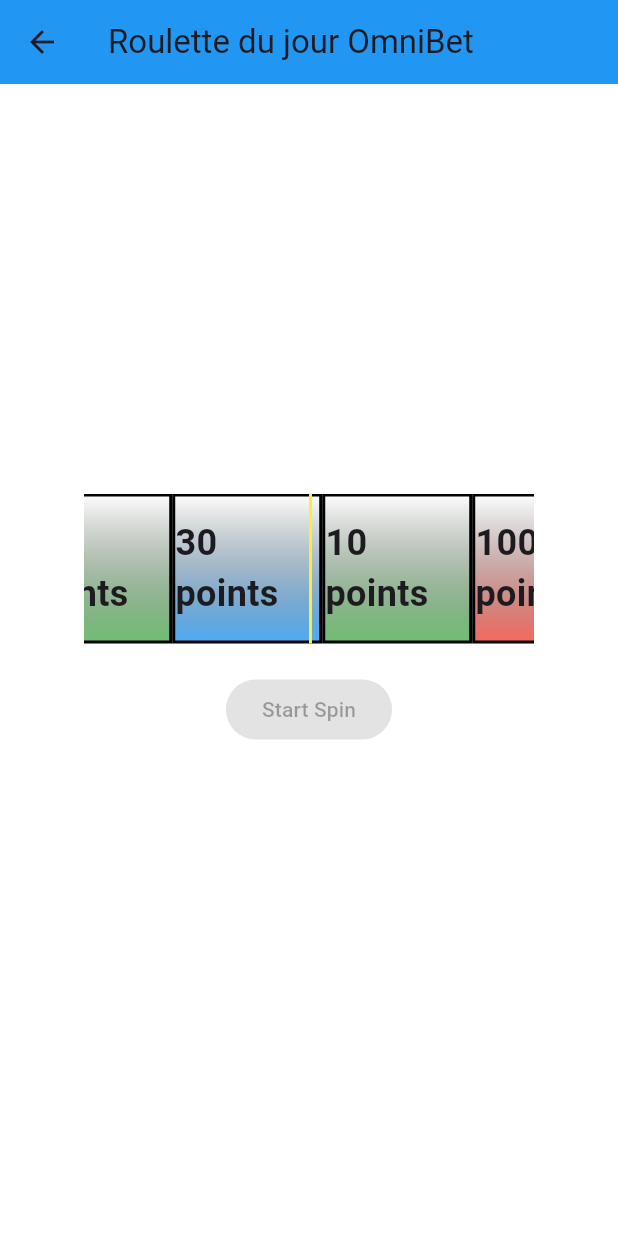
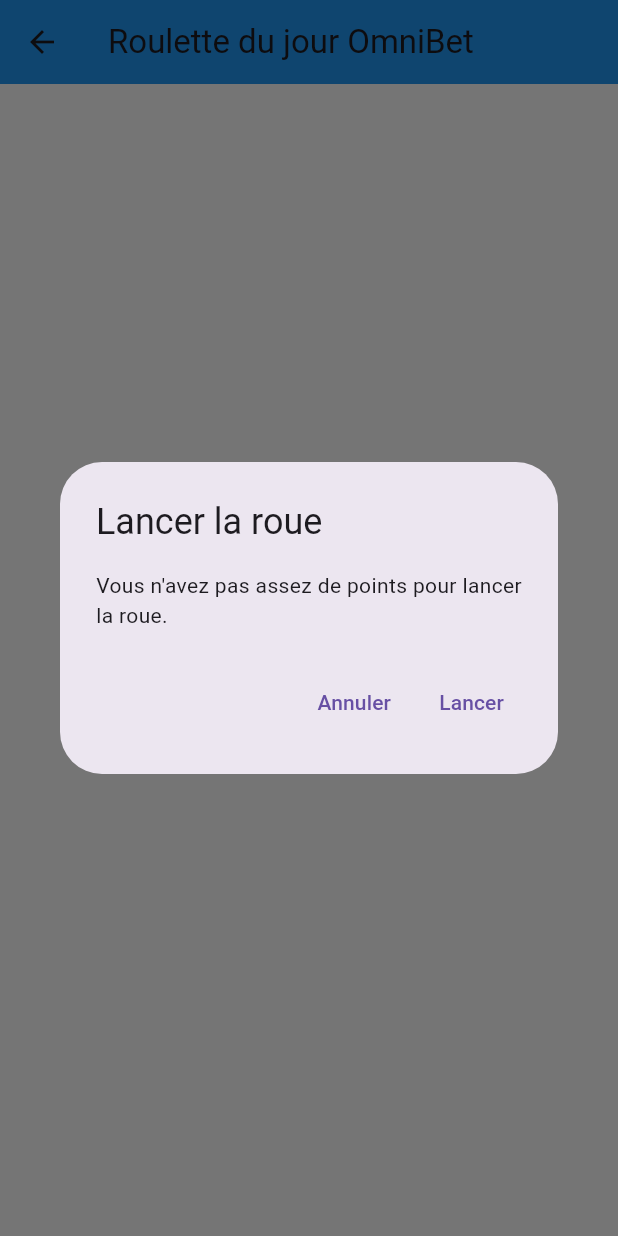
Before and after one commit to PhilippeMaillot/AP4_forReal, a Flutter app: the RoulettePage screen opened by its route, after a tap on "Start Spin", on a phone screen of 412 x 824 dp. Run offline on Flutter 3.47's test engine with Material 3 defaults, Android fonts, the phone set to English and light mode, and no system bars; our stand-ins replace audioplayers, flutter_swiper_null_safety, rxdart, shared_preferences; accounts and stored records are empty.

Commit message:
Systeme journalier + paiement roulette

```diff
--- a/omnibet/lib/roulette_page.dart
+++ b/omnibet/lib/roulette_page.dart
@@ -47,13 +47,8 @@
   double _velocity = 0.0;
   final int _spinDuration = 7000; // Durée totale de la roulette en millisecondes (7 secondes)
   String apiUrl = 'http://localhost:8080/mobileuser/updateBalance'; // Remplacer par votre URL API
- String userInfoUrl = 'http://localhost:8080/mobileuser/getUserInfo';
-  // Méthode pour récupérer les infos utilisateur à partir du jeton JWT
-  Future<int> _getUserId(String token) async {
-    final jwtPayload = json.decode(
-        ascii.decode(base64.decode(base64.normalize(token.split(".")[1]))));
-    return jwtPayload['id'];
-  }
+  String userInfoUrl = 'http://localhost:8080/mobileuser/getUserInfo/:id_user';
+
   RouletteProvider() {
     items.shuffle(); // Mélanger les éléments pour une disposition aléatoire
   }
@@ -69,7 +64,7 @@
     notifyListeners();
 
     // Jouer le son
- final _audioPlayer = AudioPlayer();
+    final _audioPlayer = AudioPlayer();
     await _audioPlayer.play(AssetSource('roulette.mp3'));
 
     // Timer pour gérer la décélération
@@ -109,7 +104,68 @@
     notifyListeners();
   }
 
-  Future<void> _updateUserBalance(String reward) async {
+Future<int> _updateUserBalance(String reward) async {
+  SharedPreferences prefs = await SharedPreferences.getInstance();
+  int userId = prefs.getInt('user_id') ?? 0; // Obtenez l'ID de l'utilisateur à partir des préférences partagées
+  if (userId == 0) {
+    print('User ID not found in shared preferences.');
+    return 0;
+  }
+
+  int points = int.parse(reward.split(' ')[0]);
+  final response = await http.post(
+    Uri.parse(apiUrl),
+    headers: <String, String>{
+      'Content-Type': 'application/json; charset=UTF-8',
+    },
+    body: jsonEncode(<String, dynamic>{
+      'id_user': userId,
+      'amount_to_add': points,
+    }),
+  );
+
+  print('Request body: ${jsonEncode(<String, dynamic>{ 'id_user': userId, 'amount_to_add': points })}');
+  print('Response status: ${response.statusCode}');
+  print('Response body: ${response.body}');
+
+  if (response.statusCode == 200) {
+    // Extraire le nouveau solde de la réponse
+    final updatedBalance = jsonDecode(response.body)['new_balance'];
+    return updatedBalance is int ? updatedBalance : int.tryParse(updatedBalance.toString()) ?? 0;
+  } else {
+    throw Exception('Failed to update user balance.');
+  }
+}
+
+Future<int> _getUserPoints() async {
+  SharedPreferences prefs = await SharedPreferences.getInstance();
+  int userId = prefs.getInt('user_id') ?? 0; // Obtenez l'ID de l'utilisateur à partir des préférences partagées
+  if (userId == 0) {
+    print('User ID not found in shared preferences.');
+    return 0;
+  }
+
+  final response = await http.get(
+    Uri.parse('http://localhost:8080/mobileuser/getUserInfo/$userId'),
+    headers: {
+      'Content-Type': 'application/json; charset=UTF-8',
+    },
+  );
+
+  if (response.statusCode == 200) {
+    final userInfo = jsonDecode(response.body);
+    dynamic pointsData = userInfo[0]['balance']; // Obtenir le solde de l'utilisateur
+    int points = pointsData is int ? pointsData : int.tryParse(pointsData.toString()) ?? 0; // Convertir en entier
+    return points;
+  } else {
+    print('Failed to load user points. Status code: ${response.statusCode}');
+    print('Response body: ${response.body}');
+    throw Exception('Failed to load user points.');
+  }
+}
+
+
+  Future<void> deductPoints(int points) async {
     SharedPreferences prefs = await SharedPreferences.getInstance();
     int userId = prefs.getInt('user_id') ?? 0; // Obtenez l'ID de l'utilisateur à partir des préférences partagées
     if (userId == 0) {
@@ -117,7 +173,6 @@
       return;
     }
 
-    int points = int.parse(reward.split(' ')[0]);
     final response = await http.post(
       Uri.parse(apiUrl),
       headers: <String, String>{
@@ -125,20 +180,59 @@
       },
       body: jsonEncode(<String, dynamic>{
         'id_user': userId,
-        'amount_to_add': points,
+        'amount_to_add': -points, // Deduct points
       }),
     );
 
-    print('Request body: ${jsonEncode(<String, dynamic>{ 'id_user': userId, 'amount_to_add': points })}');
+    print('Request body: ${jsonEncode(<String, dynamic>{ 'id_user': userId, 'amount_to_add': -points })}');
     print('Response status: ${response.statusCode}');
     print('Response body: ${response.body}');
 
     if (response.statusCode == 200) {
-      print('User balance updated successfully.');
+      print('User points deducted successfully.');
     } else {
-      throw Exception('Failed to update user balance.');
+      throw Exception('Failed to deduct user points.');
     }
   }
+
+  Future<bool> hasUsedFreeSpin() async {
+    SharedPreferences prefs = await SharedPreferences.getInstance();
+    return prefs.getBool('has_used_free_spin') ?? false;
+  }
+
+  Future<void> markFreeSpinUsed() async {SharedPreferences prefs = await SharedPreferences.getInstance();
+    await prefs.setBool('has_used_free_spin', true);
+  }
+
+  Future<void> payRoulette(int points) async {
+  SharedPreferences prefs = await SharedPreferences.getInstance();
+  int userId = prefs.getInt('user_id') ?? 0; // Obtenez l'ID de l'utilisateur à partir des préférences partagées
+  if (userId == 0) {
+    print('User ID not found in shared preferences.');
+    return;
+  }
+
+  final response = await http.post(
+    Uri.parse(apiUrl),
+    headers: <String, String>{
+      'Content-Type': 'application/json; charset=UTF-8',
+    },
+    body: jsonEncode(<String, dynamic>{
+      'id_user': userId,
+      'amount_to_add': -points, // Deduct points
+    }),
+  );
+
+  print('Request body: ${jsonEncode(<String, dynamic>{ 'id_user': userId, 'amount_to_add': -points })}');
+  print('Response status: ${response.statusCode}');
+  print('Response body: ${response.body}');
+
+  if (response.statusCode == 200) {
+    print('User points deducted successfully.');
+  } else {
+    throw Exception('Failed to deduct user points.');
+  }
+}
 
   @override
   void dispose() {
@@ -204,12 +298,13 @@
                 child: Center(
                   child: Text(
                     provider.items[itemIndex],
-                    style: TextStyle(fontSize:                    24,
-                    fontWeight: FontWeight.bold,
+                    style: TextStyle(
+                      fontSize: 24,
+                      fontWeight: FontWeight.bold,
+                    ),
                   ),
                 ),
-              ));
-
+              );
             },
             itemCount: provider.items.length * 100,
           ),
@@ -234,7 +329,55 @@
     final provider = Provider.of<RouletteProvider>(context);
 
     return ElevatedButton(
-      onPressed: provider.isSpinning ? null : () => provider.startSpin(),
+      onPressed: provider.isSpinning
+          ? null
+          : () => showDialog(
+                context: context,
+                builder: (BuildContext context) => AlertDialog(
+                  title: Text('Lancer la roue'),
+                  content: FutureBuilder<int>(
+                    future: provider._getUserPoints(),
+                    builder: (BuildContext context, AsyncSnapshot<int> snapshot) {
+                      if (snapshot.connectionState == ConnectionState.waiting) {
+                        return CircularProgressIndicator();
+                      } else if (snapshot.hasError) {
+                        return Text('Erreur : ${snapshot.error}');
+                      } else {
+                        int userPoints = snapshot.data ?? 0;
+                        if (userPoints >= 100) {
+                          return Text('Vous avez ${userPoints} points. Voulez-vous lancer la roue pour 100 points ?');
+                        } else {
+                          return Text('Vous n\'avez pas assez de points pour lancer la roue.');
+                        }
+                      }
+                    },
+                  ),
+                  actions: <Widget>[
+                    TextButton(
+                      child: Text('Annuler'),
+                      onPressed: () {
+                        Navigator.of(context).pop();
+                      },
+                    ),
+                    TextButton(
+                      child: Text('Lancer'),
+                      onPressed: () async {
+                        Navigator.of(context).pop();
+                        int userPoints = await provider._getUserPoints();
+                        if (userPoints >= 100) {
+                          await provider.payRoulette(100); // Pay 100 points
+                          provider.startSpin();
+                        } else {
+                          ScaffoldMessenger.of(context).showSnackBar(
+                            SnackBar(content: Text('Vous n\'avez pas assez de points pour lancer la roue.')),
+                          );
+                          return;
+                        }
+                      },
+                    ),
+                  ],
+                ),
+              ),
       child: Text('Start Spin'),
     );
   }
```
